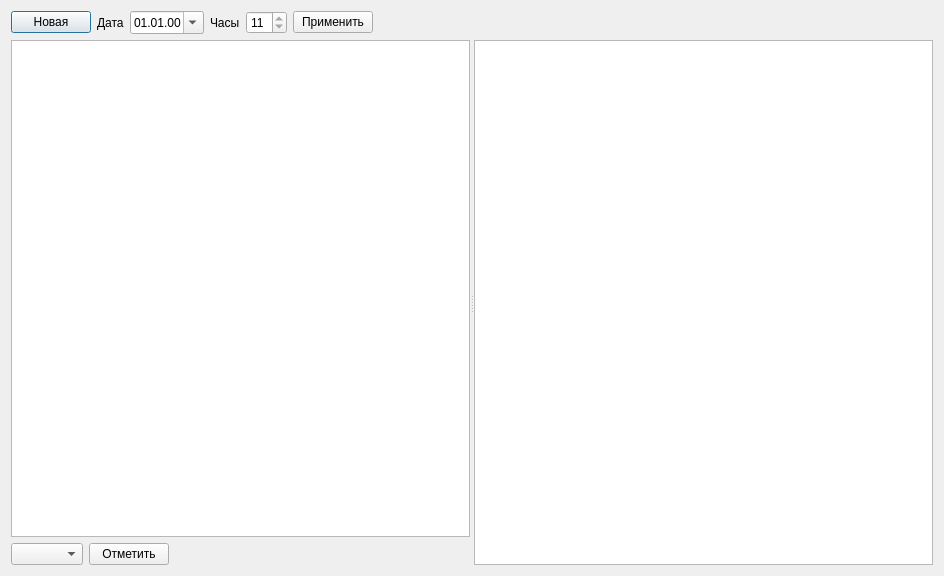
Sergeyego/el_zp, file allpressdialog.ui: the form before one commit.
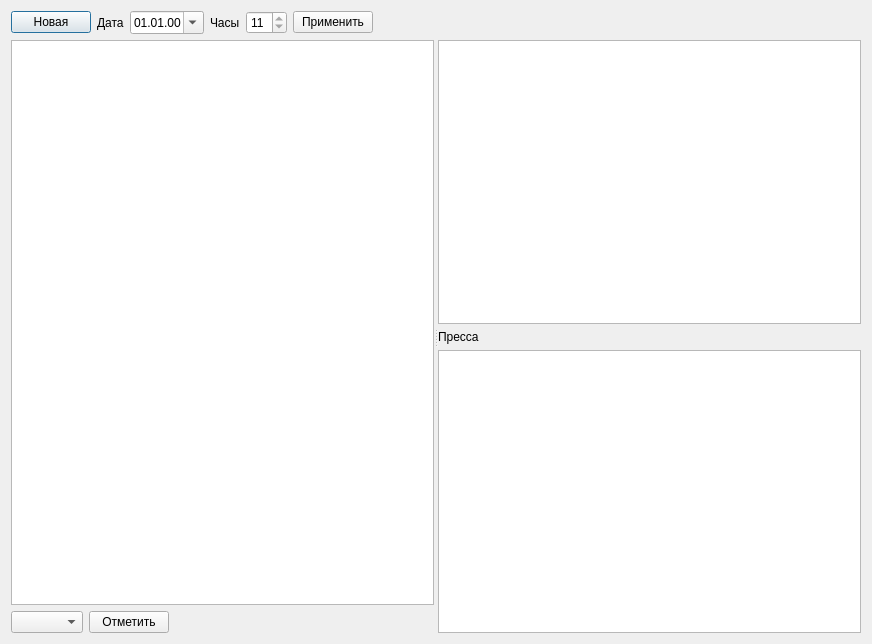
The form after the commit. Custom widgets are drawn as their Qt base class.

Commit message: Групповая норма для каждого пресса

```diff
--- a/allpressdialog.ui
+++ b/allpressdialog.ui
@@ -6,14 +6,14 @@
    <rect>
     <x>0</x>
     <y>0</y>
-    <width>944</width>
-    <height>576</height>
+    <width>872</width>
+    <height>644</height>
    </rect>
   </property>
   <property name="windowTitle">
    <string>Нормы для всех прессов</string>
   </property>
-  <layout class="QVBoxLayout" name="verticalLayout_2">
+  <layout class="QVBoxLayout" name="verticalLayout_3">
    <item>
     <layout class="QHBoxLayout" name="horizontalLayout">
      <item>
@@ -111,7 +111,7 @@
      <property name="orientation">
       <enum>Qt::Horizontal</enum>
      </property>
-     <widget class="QWidget" name="">
+     <widget class="QWidget" name="layoutWidget">
       <layout class="QVBoxLayout" name="verticalLayout">
        <item>
         <widget class="TableView" name="tableViewMark">
@@ -155,6 +155,9 @@
        </item>
       </layout>
      </widget>
+     <widget class="QWidget" name="">
+      <layout class="QVBoxLayout" name="verticalLayout_2">
+       <item>
      <widget class="QTableWidget" name="tableWidgetNorms">
       <property name="sizePolicy">
        <sizepolicy hsizetype="Expanding" vsizetype="Expanding">
@@ -165,6 +168,29 @@
       <property name="selectionMode">
        <enum>QAbstractItemView::SingleSelection</enum>
       </property>
+        </widget>
+       </item>
+       <item>
+        <widget class="QLabel" name="label_3">
+         <property name="text">
+          <string>Пресса</string>
+         </property>
+        </widget>
+       </item>
+       <item>
+        <widget class="TableView" name="tableViewPress">
+         <property name="selectionMode">
+          <enum>QAbstractItemView::SingleSelection</enum>
+         </property>
+         <property name="selectionBehavior">
+          <enum>QAbstractItemView::SelectRows</enum>
+         </property>
+         <attribute name="verticalHeaderVisible">
+          <bool>false</bool>
+         </attribute>
+        </widget>
+       </item>
+      </layout>
      </widget>
     </widget>
    </item>
```
Lines whose indentation alone changed are shown as unchanged. The commit also changes 2 other files.
